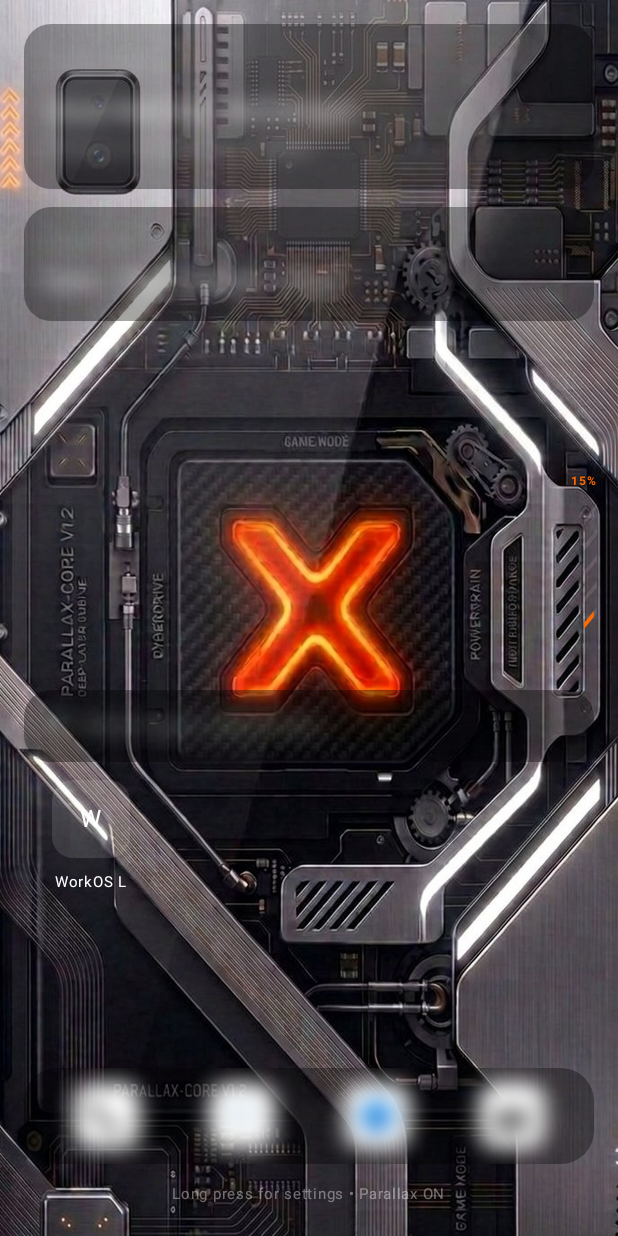
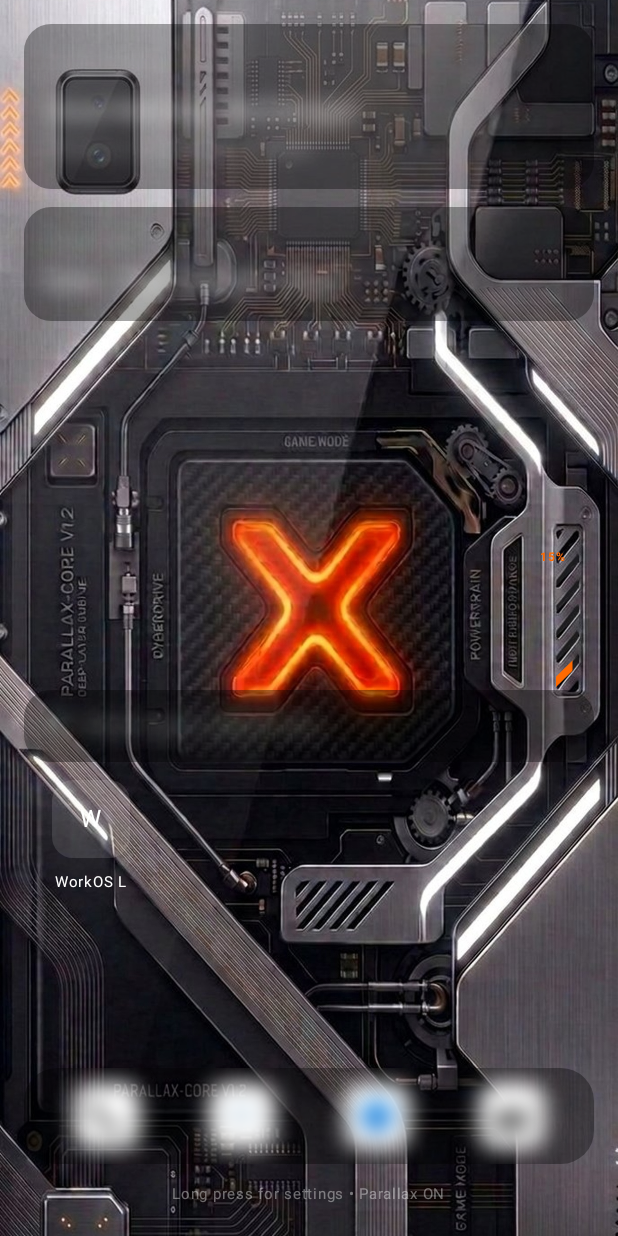
Before and after one commit to thiscistco/launcher, an Android app built with Jetpack Compose: the screen it shows after launch (MainActivity), on a phone screen of 412 x 824 dp. Run offline under Robolectric (Android 15) with nearby library versions, the phone set to English and light mode, and no system bars.

Commit message:
fix: petakan tiap bar baterai tepat ke garis ventilasi wallpaper
Co-authored-by: arena-agent <297053741+arena-agent@users.noreply.github.com>

```diff
--- a/app/src/main/java/com/workos/launcher/MainActivity.kt
+++ b/app/src/main/java/com/workos/launcher/MainActivity.kt
@@ -66,25 +66,30 @@ fun BatteryIndicator(
     batteryPercent: Int,
     modifier: Modifier = Modifier
 ) {
-    // 5 garis miring, tiap garis 20% = bisa terisi sebagian
-    // 15% = 3/4 garis pertama (0.75 * 20% = 15%)
-    // 30% = 1 garis penuh + 1/2 garis kedua (20% + 10%)
-    // Di ventilasi kanan - 5 garis miring ventilasi, tiap 5% = 1/4 garis, isi dari bawah, miring sesuai aslinya
-    Column(
-        modifier = modifier,
-        verticalArrangement = Arrangement.spacedBy(2.4.dp),
-        horizontalAlignment = Alignment.End
-    ) {
-        // Label persentase baterai (menggantikan HIGH PERFORMANCE) - di atas ventilasi
+    // Position each of the five battery bars over its matching lower vent slit in wallpaper v17.
+    BoxWithConstraints(modifier = modifier) {
+        val imageScale = maxOf(maxWidth / 1224f, maxHeight / 2720f)
+        val imageOffsetX = (maxWidth - imageScale * 1224f) / 2f
+        val imageOffsetY = (maxHeight - imageScale * 2720f) / 2f
+        val barWidth = imageScale * 44f
+        val barHeight = imageScale * 63f
+        val capHeight = imageScale * 20f
+        val slitCenterX = imageOffsetX + imageScale * 1123.5f
+        // Ordered from top to bottom; the battery fills upward from the lowest slit.
+        val slitCenterYs = listOf(1265f, 1316f, 1365.5f, 1415.5f, 1464.5f)
+
         Text(
             text = "$batteryPercent%",
+            modifier = Modifier.offset(
+                x = slitCenterX - 18.dp,
+                y = imageOffsetY + imageScale * 1265f - barHeight / 2f - 10.dp
+            ),
             fontSize = 8.sp,
             fontWeight = FontWeight.Bold,
             color = Color(0xFFFF6A00),
             letterSpacing = 0.5.sp
         )
-        // 5 garis miring DIAGONAL VERTIKAL di ventilasi kanan - persis seperti ventilasi POWERTRAIN di gambar
-        // Isi dari bawah, tiap garis vertikal diagonal
+
         for (i in 0 until 5) {
             val bottomIndex = 4 - i
             val start = bottomIndex * 20
@@ -92,15 +97,21 @@ fun BatteryIndicator(
             val fillFraction = when {
                 batteryPercent >= end -> 1f
                 batteryPercent <= start -> 0f
-                else -> (batteryPercent - start) / 20f // 5%->0.25, 15%->0.75 bottom
+                else -> (batteryPercent - start) / 20f
             }
-            Canvas(modifier = Modifier.size(width = 8.8272.dp, height = 14.352.dp)) {
-                // Lengthened 1.2x while keeping the 3.84dp vertical end cap and diagonal angle.
-                val capHeight = size.height * (3.84f / 14.352f)
+            val barLeft = slitCenterX - barWidth / 2f
+            val barTop = imageOffsetY + imageScale * slitCenterYs[i] - barHeight / 2f
+
+            Canvas(
+                modifier = Modifier
+                    .offset(x = barLeft, y = barTop)
+                    .size(width = barWidth, height = barHeight)
+            ) {
+                val endCapHeight = size.height * (20f / 63f)
                 val barPath = Path().apply {
-                    moveTo(0f, size.height - capHeight)
+                    moveTo(0f, size.height - endCapHeight)
                     lineTo(0f, size.height)
-                    lineTo(size.width, capHeight)
+                    lineTo(size.width, endCapHeight)
                     lineTo(size.width, 0f)
                     close()
                 }
@@ -162,15 +173,10 @@ fun HomeScreen(
             contentScale = ContentScale.Crop
         )
 
-        // Battery Indicator Overlay - 5 garis di ventilasi kosong plat silver kanan
-        // Posisi tepat di ventilasi kanan (tempat 5 garis miring asli)
+        // Overlay bars are individually positioned from the matching vent-slit coordinates in wallpaper v17.
         BatteryIndicator(
             batteryPercent = batteryPercent,
-            modifier = Modifier
-                .align(Alignment.CenterEnd)
-                .padding(end = 18.dp)
-                // Anchor the stack on the bottom bar and move it up so that bar is centered.
-                .offset(x = 4.dp, y = (-48).dp)
+            modifier = Modifier.fillMaxSize()
         )
 
         // Optional parallax overlay - subtle movement via sensor (implemented in real device)
```
Also changed, not shown: 2 other files.
